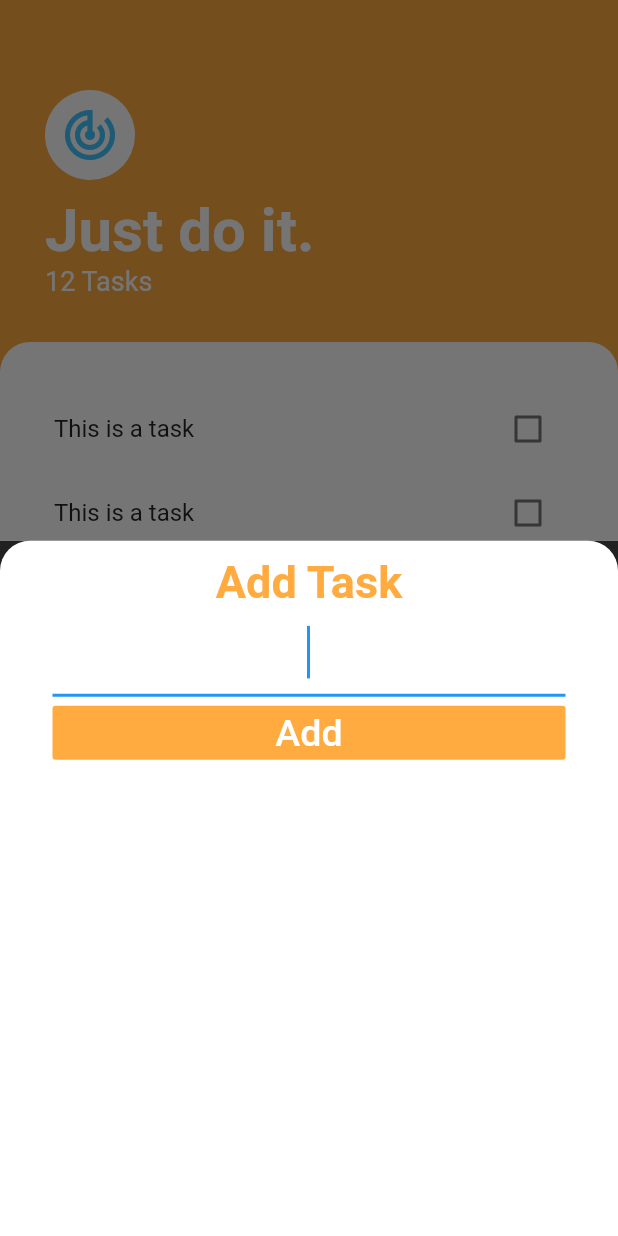
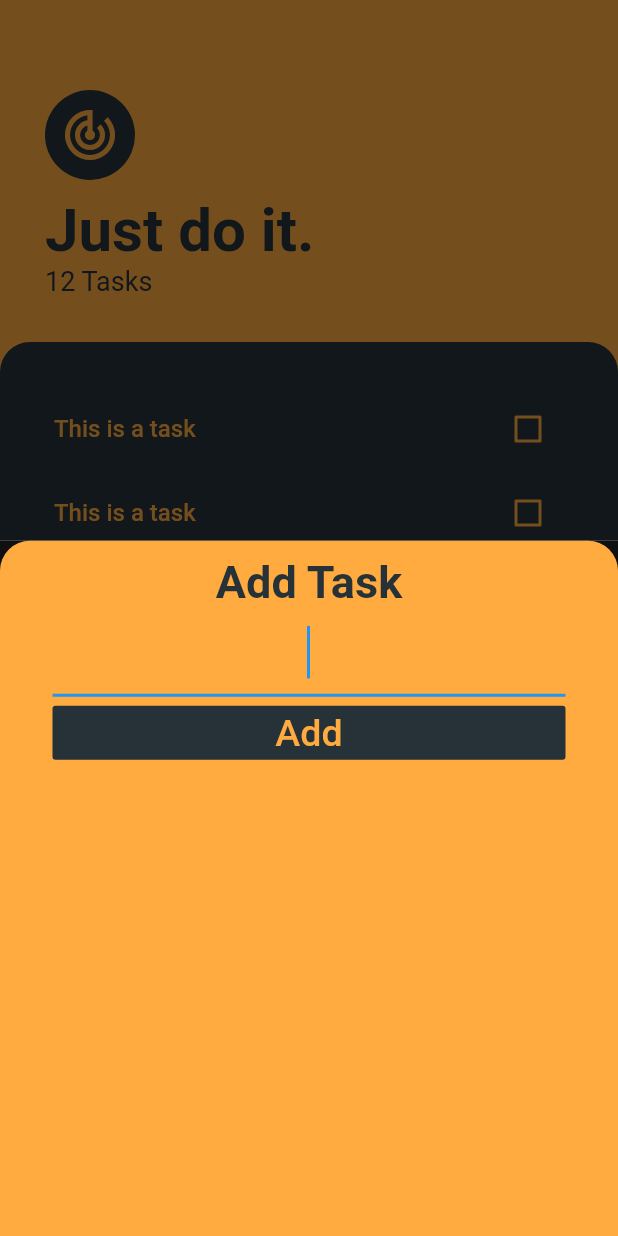
Before and after one commit to Butcanudothis/thebettertodoflutter, a Flutter app: the screen it shows after launch, after a tap on the "add" icon, on a phone screen of 412 x 824 dp. Run offline on Flutter 3.47's test engine with Material 2 defaults, Android fonts, the phone set to English and light mode, and no system bars.

Commit message:
theme overhaul :crescent_moon:

```diff
--- a/lib/main.dart
+++ b/lib/main.dart
@@ -9,6 +9,7 @@ class MyApp extends StatelessWidget {
   @override
   Widget build(BuildContext context) {
     return MaterialApp(
+      theme: ThemeData(unselectedWidgetColor: Colors.orangeAccent),
       home: TasksScreen(),
     );
   }
--- a/lib/screens/add_task_screen.dart
+++ b/lib/screens/add_task_screen.dart
@@ -5,11 +5,11 @@ class AddTaskScreen extends StatelessWidget {
   @override
   Widget build(BuildContext context) {
     return Container(
-      color: Color.fromRGBO(33, 33, 33, 100.0),
+      color: Color(0xFF101010),
       child: Container(
         padding: EdgeInsets.fromLTRB(35, 10, 35, 60),
         decoration: BoxDecoration(
-          color: Colors.white,
+          color: Colors.orangeAccent,
           borderRadius: BorderRadius.only(
             topLeft: Radius.circular(20.0),
             topRight: Radius.circular(20.0),
@@ -22,7 +22,7 @@ class AddTaskScreen extends StatelessWidget {
               'Add Task',
               textAlign: TextAlign.center,
               style: TextStyle(
-                  color: Colors.orangeAccent,
+                  color: Colors.blueGrey.shade900,
                   fontSize: 30.0,
                   fontWeight: FontWeight.w700),
             ),
@@ -35,10 +35,10 @@ class AddTaskScreen extends StatelessWidget {
             ),
             FlatButton(
               onPressed: () {},
-              color: Colors.orangeAccent,
+              color: Colors.blueGrey.shade900,
               child: Text(
                 'Add',
-                style: TextStyle(color: Colors.white, fontSize: 25.0),
+                style: TextStyle(color: Colors.orangeAccent, fontSize: 25.0),
               ),
             ),
           ],
--- a/lib/screens/taskscreen.dart
+++ b/lib/screens/taskscreen.dart
@@ -9,7 +9,11 @@ class TasksScreen extends StatelessWidget {
     return Scaffold(
       backgroundColor: Colors.orangeAccent,
       floatingActionButton: FloatingActionButton(
-        child: Icon(Icons.add),
+        backgroundColor: Colors.orangeAccent,
+        child: Icon(
+          Icons.add,
+          color: Colors.blueGrey.shade900,
+        ),
         elevation: 1.5,
         onPressed: () {
           showModalBottomSheet(
@@ -28,11 +32,11 @@ class TasksScreen extends StatelessWidget {
                 crossAxisAlignment: CrossAxisAlignment.start,
                 children: <Widget>[
                   CircleAvatar(
-                    backgroundColor: Colors.white,
+                    backgroundColor: Colors.blueGrey.shade900,
                     radius: 30.0,
                     child: Icon(
                       Icons.track_changes,
-                      color: Colors.lightBlueAccent,
+                      color: Colors.orangeAccent,
                       size: 40,
                     ),
                   ),
@@ -42,14 +46,15 @@ class TasksScreen extends StatelessWidget {
                   Text(
                     'Just do it.',
                     style: TextStyle(
-                      color: Colors.white,
+                      color: Colors.blueGrey.shade900,
                       fontSize: 40,
                       fontWeight: FontWeight.w700,
                     ),
                   ),
                   Text(
                     '12 Tasks',
-                    style: TextStyle(color: Colors.white, fontSize: 18.0),
+                    style: TextStyle(
+                        color: Colors.blueGrey.shade900, fontSize: 18.0),
                   ),
                 ],
               ),
@@ -59,7 +64,7 @@ class TasksScreen extends StatelessWidget {
             child: Container(
               height: 300,
               decoration: BoxDecoration(
-                color: Colors.white,
+                color: Colors.blueGrey.shade900,
                 borderRadius: BorderRadius.only(
                   topRight: Radius.circular(20.0),
                   topLeft: Radius.circular(20.0),
--- a/lib/widgets/task_tile.dart
+++ b/lib/widgets/task_tile.dart
@@ -10,7 +10,7 @@ class TaskTile extends StatefulWidget {
 }
 
 class _TaskTileState extends State<TaskTile> {
-  bool completedState = false;
+  bool isChecked = false;
 
   @override
   Widget build(BuildContext context) {
@@ -18,13 +18,15 @@ class _TaskTileState extends State<TaskTile> {
       title: Text(
         widget.taskName,
         style: TextStyle(
-            decoration: completedState ? TextDecoration.lineThrough : null),
+            color: Colors.orangeAccent,
+            fontWeight: FontWeight.w500,
+            decoration: isChecked ? TextDecoration.lineThrough : null),
       ),
       trailing: TaskCheckbox(
-        checkboxState: completedState,
+        checkboxState: isChecked,
         toggleCheckboxState: (bool checkboxState) {
           setState(() {
-            completedState = checkboxState;
+            isChecked = checkboxState;
           });
         },
       ),
@@ -39,7 +41,8 @@ class TaskCheckbox extends StatelessWidget {
   @override
   Widget build(BuildContext context) {
     return Checkbox(
-      activeColor: Colors.lightBlueAccent,
+      activeColor: Colors.orangeAccent,
+      checkColor: Colors.blueGrey.shade900,
       value: checkboxState,
       onChanged: toggleCheckboxState,
     );
```
